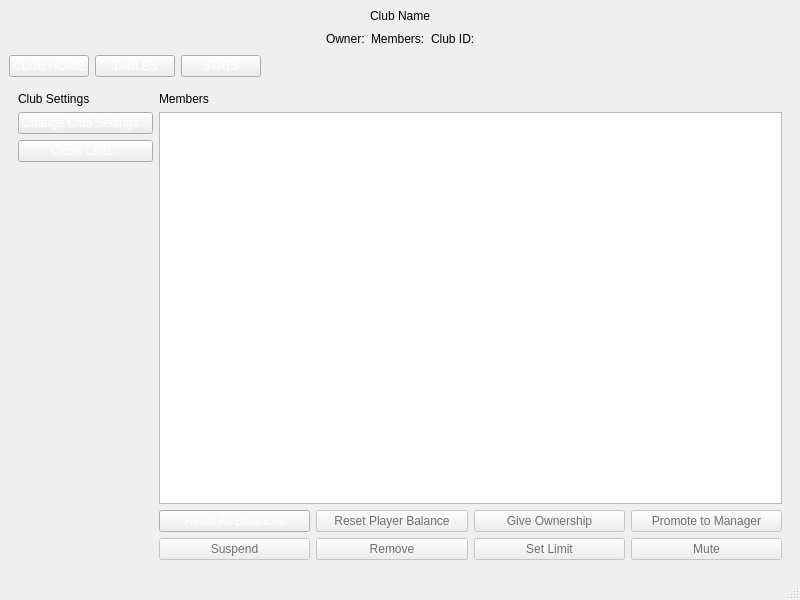
Before: the Qt Designer form qt-client/client/clublobby.ui in paunovic/chipup-poker, drawn with Qt 5.
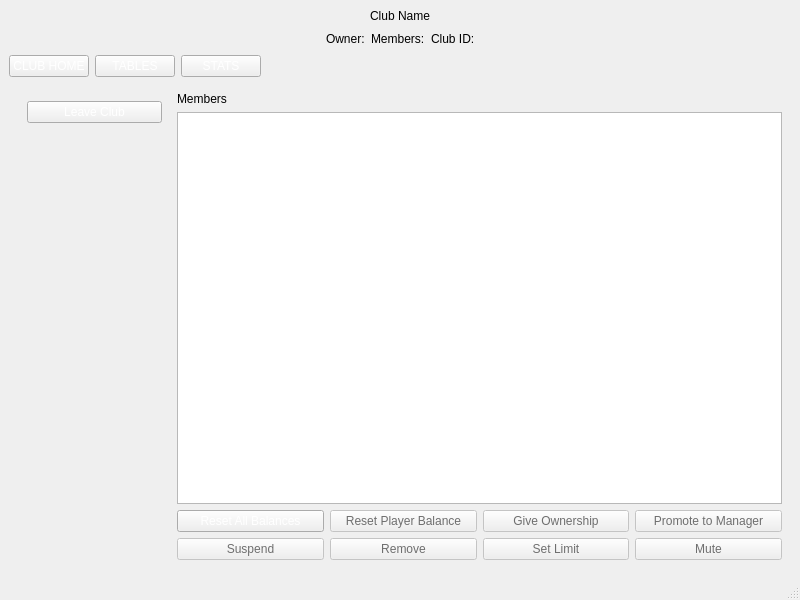
After: the same form once the commit is applied. Icons and pictures are not drawn.

Commit message: implement club leave

```diff
--- a/qt-client/client/clublobby.ui
+++ b/qt-client/client/clublobby.ui
@@ -143,6 +143,11 @@
       <widget class="QWidget" name="page">
        <layout class="QHBoxLayout" name="horizontalLayout_3" stretch="0,1">
         <item>
+         <widget class="QStackedWidget" name="stackOwner">
+          <property name="currentIndex">
+           <number>1</number>
+          </property>
+          <widget class="QWidget" name="page_4">
          <layout class="QVBoxLayout" name="verticalLayout">
           <item>
            <widget class="QLabel" name="label_5">
@@ -179,6 +184,32 @@
            </spacer>
           </item>
          </layout>
+          </widget>
+          <widget class="QWidget" name="page_5">
+           <layout class="QVBoxLayout" name="horizontalLayout_30" stretch="0,0">
+            <item>
+             <widget class="QPushButton" name="btLeaveClub">
+              <property name="text">
+               <string>Leave Club</string>
+              </property>
+             </widget>
+            </item>
+            <item>
+             <spacer name="verticalSpacer_2">
+              <property name="orientation">
+               <enum>Qt::Vertical</enum>
+              </property>
+              <property name="sizeHint" stdset="0">
+               <size>
+                <width>20</width>
+                <height>40</height>
+               </size>
+              </property>
+             </spacer>
+            </item>
+           </layout>
+          </widget>
+         </widget>
         </item>
         <item>
          <layout class="QVBoxLayout" name="verticalLayout_2" stretch="0,0,0">
```
Lines whose indentation alone changed are shown as unchanged. The commit also changes 6 other files.
